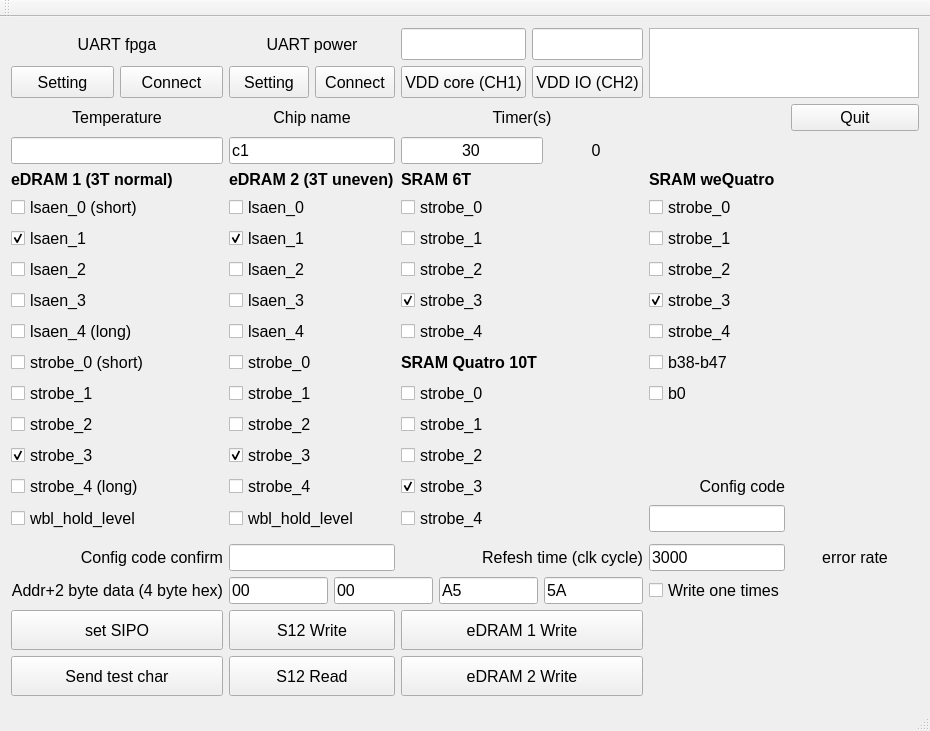
The window that mainwindow.ui (trangjackie/edram65nm_tester) describes before a commit, drawn with Qt 5.
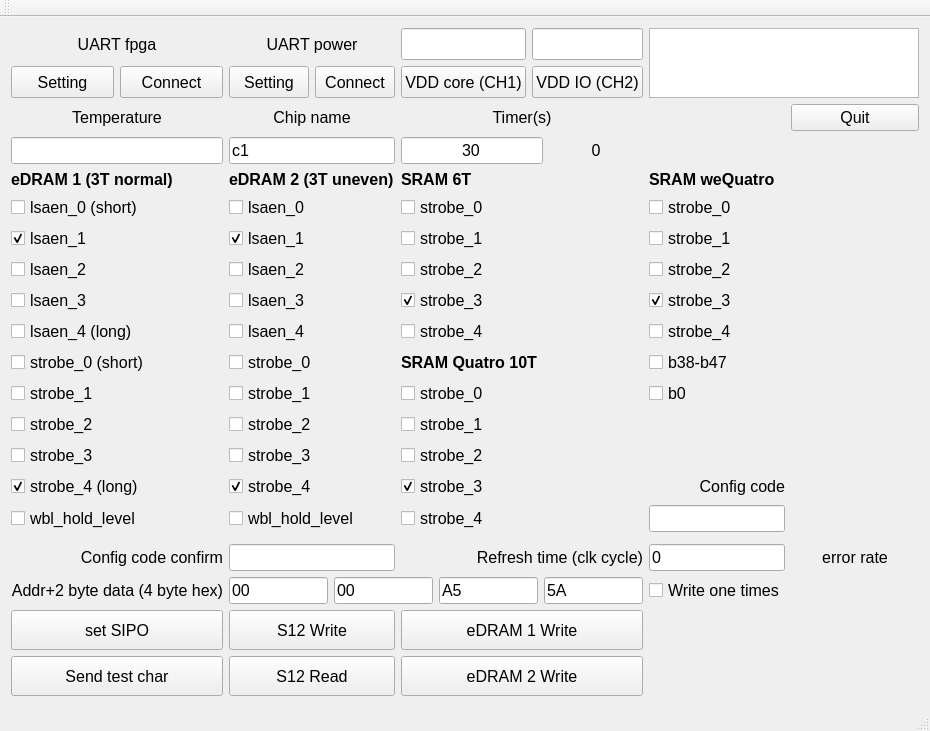
The same window after the commit. Icons and pictures are not drawn.

```diff
--- a/mainwindow.ui
+++ b/mainwindow.ui
@@ -542,6 +542,9 @@
       <property name="text">
        <string>strobe_4</string>
       </property>
+      <property name="checked">
+       <bool>true</bool>
+      </property>
      </widget>
     </item>
     <item row="7" column="2">
@@ -711,7 +714,7 @@
        <string>strobe_3</string>
       </property>
       <property name="checked">
-       <bool>true</bool>
+       <bool>false</bool>
       </property>
      </widget>
     </item>
@@ -817,6 +820,9 @@
       <property name="text">
        <string>strobe_4 (long)</string>
       </property>
+      <property name="checked">
+       <bool>true</bool>
+      </property>
      </widget>
     </item>
     <item row="7" column="0">
@@ -835,7 +841,7 @@
        <string>strobe_3</string>
       </property>
       <property name="checked">
-       <bool>true</bool>
+       <bool>false</bool>
       </property>
      </widget>
     </item>
@@ -922,7 +928,7 @@
     <item row="19" column="2">
      <widget class="QLabel" name="label_14">
       <property name="text">
-       <string>Refesh time (clk cycle)</string>
+       <string>Refresh time (clk cycle)</string>
       </property>
       <property name="alignment">
        <set>Qt::AlignRight|Qt::AlignTrailing|Qt::AlignVCenter</set>
@@ -932,7 +938,7 @@
     <item row="19" column="3">
      <widget class="QLineEdit" name="lineEdit_refeshtime">
       <property name="text">
-       <string>3000</string>
+       <string>0</string>
       </property>
      </widget>
     </item>
```
